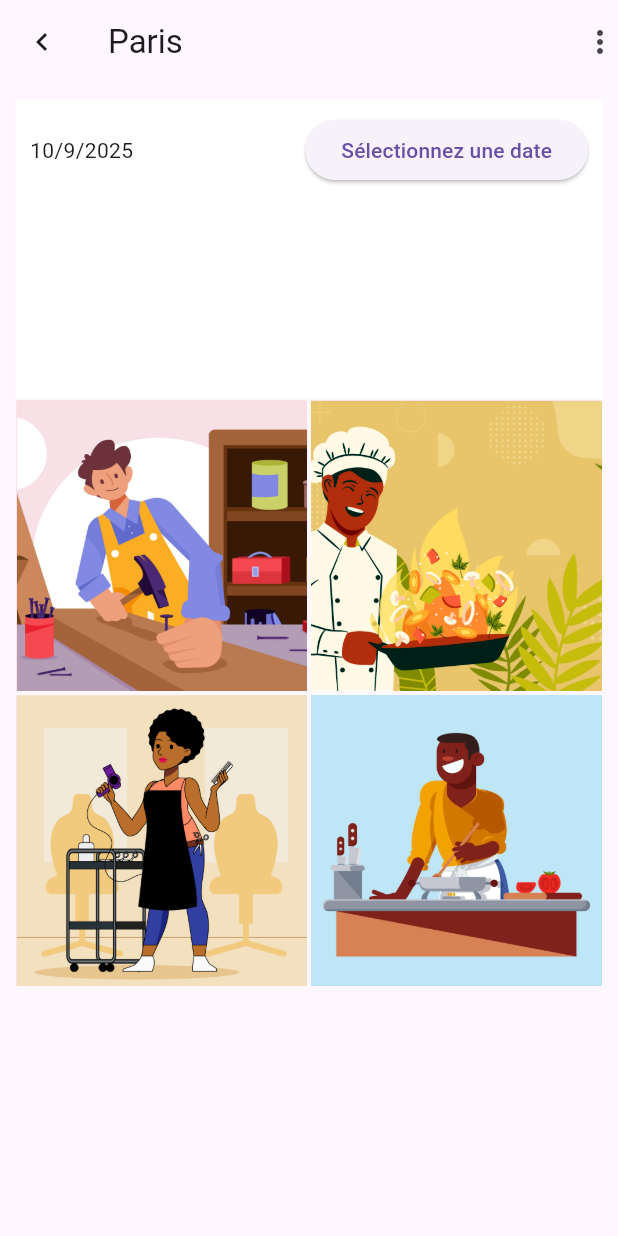
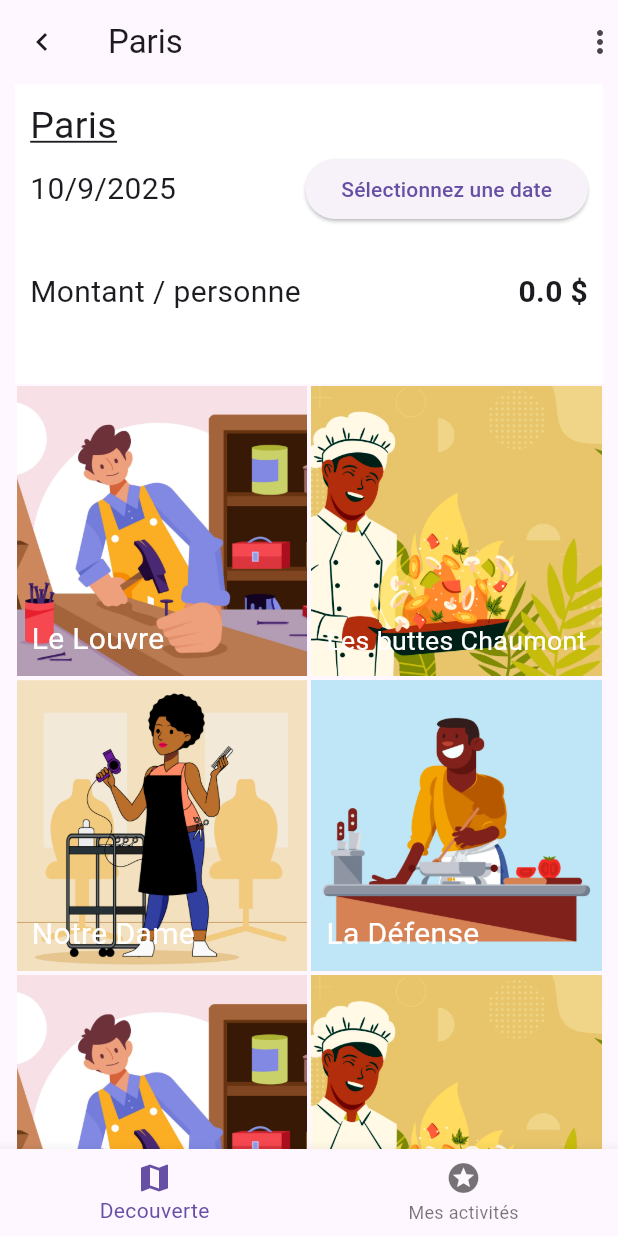
Before and after one commit to TrigoYodila/learning-flutter-project-dynma, a Flutter app: the screen it shows after launch, on a phone screen of 412 x 824 dp. Run offline on Flutter 3.47's test engine with Material 3 defaults, Android fonts, the phone set to English and light mode, and no system bars.

Commit message:
fixed activities

```diff
--- a/lib/data/data.dart
+++ b/lib/data/data.dart
@@ -25,4 +25,22 @@ List<Activity> activities = [
       id: 'a4',
       city: 'Paris'
   ),
+  Activity(
+      image: 'assets/images/activities/act1.jpg',
+      name: 'Mon âme te loue',
+      id: 'a5',
+      city: 'Paris'
+  ),
+  Activity(
+      image: 'assets/images/activities/act2.jpg',
+      name: 'La Défense',
+      id: 'a6',
+      city: 'Paris'
+  ),
+  Activity(
+      image: 'assets/images/activities/act3.jpg',
+      name: 'La Défense',
+      id: 'a7',
+      city: 'Paris'
+  ),
 ];
--- a/lib/views/city/widgets/activity_card.dart
+++ b/lib/views/city/widgets/activity_card.dart
@@ -3,17 +3,61 @@ import '../../../models/activity.model.dart';
 
 class ActivityCard extends StatelessWidget {
   final Activity activity;
+  final bool isSelected;
+  final VoidCallback toggleActivity;
 
-  const ActivityCard({super.key, required this.activity});
+  const ActivityCard({
+    super.key,
+    required this.activity,
+    required this.isSelected,
+    required this.toggleActivity,
+  });
 
   @override
   Widget build(BuildContext context) {
-    return
-    Container(
-      color: Colors.red.shade100,
-      width: double.infinity,   //
+    return Container(
+      // color: Colors.red.shade100,
+      // width: double.infinity,   //
       margin: EdgeInsets.all(1),
-      child: Image(image: AssetImage(activity.image), fit: BoxFit.cover),   //Image.asset(activity.image, fit: BoxFit.cover)
+      height: 150,
+      child: Stack(
+        fit: StackFit.expand,
+        children: <Widget>[
+          Ink.image(
+            image: AssetImage(activity.image),
+            fit: BoxFit.cover,
+            child: InkWell(onTap: toggleActivity),
+          ),
+          Container(
+            // color: Colors.red.shade100,
+            padding: EdgeInsets.all(10),
+            child: Column(
+              children: <Widget>[
+                Expanded(
+                  child: Row(
+                    crossAxisAlignment: CrossAxisAlignment.start,
+                    mainAxisAlignment: MainAxisAlignment.end,
+                    children: <Widget>[
+                      if (isSelected)
+                        Icon(Icons.check, size: 40, color: Colors.white),
+                    ],
+                  ),
+                ),
+                Row(
+                  children: <Widget>[
+                    Flexible(
+                      child: FittedBox(child: Text(
+                        activity.name,
+                        style: TextStyle(fontSize: 20, color: Colors.white),
+                      ),),
+                    ),
+                  ],
+                ),
+              ],
+            ),
+          ),
+        ],
+      ),
     );
     // Card(
     //   child: ListTile(
--- /dev/null
+++ b/lib/views/city/widgets/activity_list.dart
@@ -0,0 +1,36 @@
+import '../../../models/activity.model.dart';
+import '../widgets/activity_card.dart';
+import 'package:flutter/material.dart';
+
+class ActivityList extends StatelessWidget {
+  final List<Activity> activities;
+  final List<String> selectedActivities;
+  final Function toggleActivity;
+
+  const ActivityList({
+    super.key,
+    required this.activities,
+    required this.selectedActivities,
+    required this.toggleActivity,
+  });
+
+  @override
+  Widget build(BuildContext context) {
+    return GridView.count(
+      mainAxisSpacing: 1,
+      crossAxisSpacing: 1,
+      crossAxisCount: 2,
+      children: activities
+          .map(
+            (activity) => ActivityCard(
+              activity: activity,
+              isSelected: selectedActivities.contains(activity.id),
+              toggleActivity: () {
+                toggleActivity(activity.id);
+              },
+            ),
+          )
+          .toList(),
+    );
+  }
+}
--- a/lib/views/city/widgets/city.dart
+++ b/lib/views/city/widgets/city.dart
@@ -1,9 +1,11 @@
-import 'package:first_project/views/city/widgets/activity_card.dart';
+import 'package:first_project/views/city/widgets/trip_activity_list.dart';
 import 'package:flutter/material.dart';
-import 'package:intl/intl.dart';
 import '../../../data/data.dart' as data;
+
+import '../widgets/activity_list.dart';
 import '../../../models/activity.model.dart';
 import '../../../models/trip.model.dart';
+import '../widgets/trip_overview.dart';
 
 class City extends StatefulWidget {
   final List<Activity> activities = data.activities;
@@ -15,8 +17,79 @@ class City extends StatefulWidget {
 }
 
 class _CityState extends State<City> {
+  late Trip trip;
+  late int index;
 
-  Trip myTrip = Trip(city: 'Paris' , activities: [], date: DateTime.now() );
+  @override // 1. Initialisation
+  void initState() {
+    super.initState();
+    index = 0;
+    trip = Trip(city: 'Paris', activities: [], date: DateTime.now());
+    print('initState appelé');
+  }
+
+  List<Activity> get tripActivities {
+    return widget.activities
+        .where((activity) => trip.activities.contains(activity.id))
+        .toList();
+  }
+
+  void setDate() {
+    showDatePicker(
+      context: context,
+      initialDate: DateTime.now().add(Duration(days: 1)),
+      firstDate: DateTime.now(),
+      lastDate: DateTime(2026),
+    ).then((newDate) {
+      if (newDate != null) {
+        setState(() {
+          trip.date = newDate;
+        });
+      }
+    });
+  }
+
+  void switchIndex(newIndex) {
+    setState(() {
+      index = newIndex;
+    });
+  }
+
+  void toggleActivity(String id) {
+    setState(() {
+      trip.activities.contains(id)
+          ? trip.activities.remove(id)
+          : trip.activities.add(id);
+    });
+  }
+
+  void deleteTripActivity(String id){
+    setState(() {
+      trip.activities.remove(id);
+    });
+  }
+
+  // @override   // 3. Mise à jour des dépendances
+  // void didChangeDependencies() {
+  //   super.didChangeDependencies();
+  //    print('didChangeDependencies appelé');
+  //     // Appelé après initState et quand les dépendances changent
+  // }
+
+  // @override
+  // void didUpdateWidget(City oldWidget) {
+  //   super.didUpdateWidget(oldWidget);
+  //   print('didUpdateWidget appelé');
+  //    // Appelé quand le widget parent est reconstruit
+  // }
+
+  // 5. Nettoyage
+  // @override
+  // void dispose() {
+  //   print('dispose appelé');
+  //   // Nettoyage des ressources
+  //   super.dispose();
+  // }
 
   @override
   Widget build(BuildContext context) {
@@ -27,7 +100,7 @@ class _CityState extends State<City> {
         actions: <Widget>[Icon(Icons.more_vert)],
       ),
       body: Container(
-        padding: EdgeInsets.all(10),
+        padding: EdgeInsets.only(left: 10, right: 10),
         // child: ListView(
         //   children: widget.activities.map((activity){
         //     return ActivityCard(activity: activity);
@@ -63,36 +136,33 @@ class _CityState extends State<City> {
         // ),
         child: Column(
           children: <Widget>[
-            Container(
-              padding: EdgeInsets.all(10),
-              height: 200,
-              color: Colors.white,
-              child: Column(
-                children: <Widget>[
-                  Row(
-                    children: <Widget>[
-                      Expanded(
-                        child: Text(DateFormat('d/M/y').format(myTrip.date))
-                      ),
-                      ElevatedButton(onPressed: ()=>{}, child: Text('Sélectionnez une date'))
-                    ],
-                  )
-                ],
-              ),
-            ),
+            TripOverview(setDate: setDate, myTrip: trip),
             Expanded(
-              child: GridView.count(
-                crossAxisCount: 2,
-                mainAxisSpacing: 1,
-                crossAxisSpacing: 1,
-                children: widget.activities.map((activity) {
-                  return ActivityCard(activity: activity);
-                }).toList(),
-              ),
+              child: index == 0
+                  ? ActivityList(
+                      activities: widget.activities,
+                      selectedActivities: trip.activities,
+                      toggleActivity: toggleActivity,
+                    )
+                  : TripActivityList(
+                    activities:tripActivities,
+                    deleteTripActivity:deleteTripActivity
+                  ),
             ),
           ],
         ),
       ),
+      bottomNavigationBar: BottomNavigationBar(
+        currentIndex: index,
+        items: [
+          BottomNavigationBarItem(icon: Icon(Icons.map), label: 'Decouverte'),
+          BottomNavigationBarItem(
+            icon: Icon(Icons.stars),
+            label: 'Mes activités',
+          ),
+        ],
+        onTap: switchIndex,
+      ),
     );
   }
 }
--- /dev/null
+++ b/lib/views/city/widgets/trip_overview.dart
@@ -0,0 +1,43 @@
+import 'package:flutter/material.dart';
+import 'package:intl/intl.dart';
+import '../../../models/trip.model.dart';
+
+class TripOverview extends StatelessWidget {
+
+  final Function setDate;
+  final Trip myTrip;
+
+  const TripOverview({super.key, required this.setDate, required this.myTrip});
+
+  double get amount{
+    return 0;
+  }
+
+  @override
+  Widget build(BuildContext context) {
+    return Container(
+              padding: EdgeInsets.all(10),
+              height: 200,
+              color: Colors.white,
+              child: Column(
+                crossAxisAlignment: CrossAxisAlignment.start,
+                children: <Widget>[
+                  Text('Paris', style: TextStyle(fontSize: 25,decoration: TextDecoration.underline)),
+                  Row(
+                    children: <Widget>[
+                      Expanded(child: Text(myTrip.date != null ? DateFormat('d/M/y').format(myTrip.date) : 'choisissez une date'  , style: TextStyle(fontSize: 20))),
+                      ElevatedButton(onPressed: ()=>setDate(), child: Text('Sélectionnez une date'))
+                    ],
+                  ),
+                  SizedBox(height: 30),
+                  Row(
+                    children: <Widget>[
+                      Expanded(child: Text('Montant / personne', style: TextStyle(fontSize: 20))),
+                      Text('$amount \$', style: TextStyle(fontSize: 20, fontWeight: FontWeight.bold),)
+                    ],
+                  )
+                ],
+              ),
+            );
+  }
+}
```
Also changed, not shown: lib/views/city/widgets/trip_activity_list.dart (added, +41 -0 lines).
